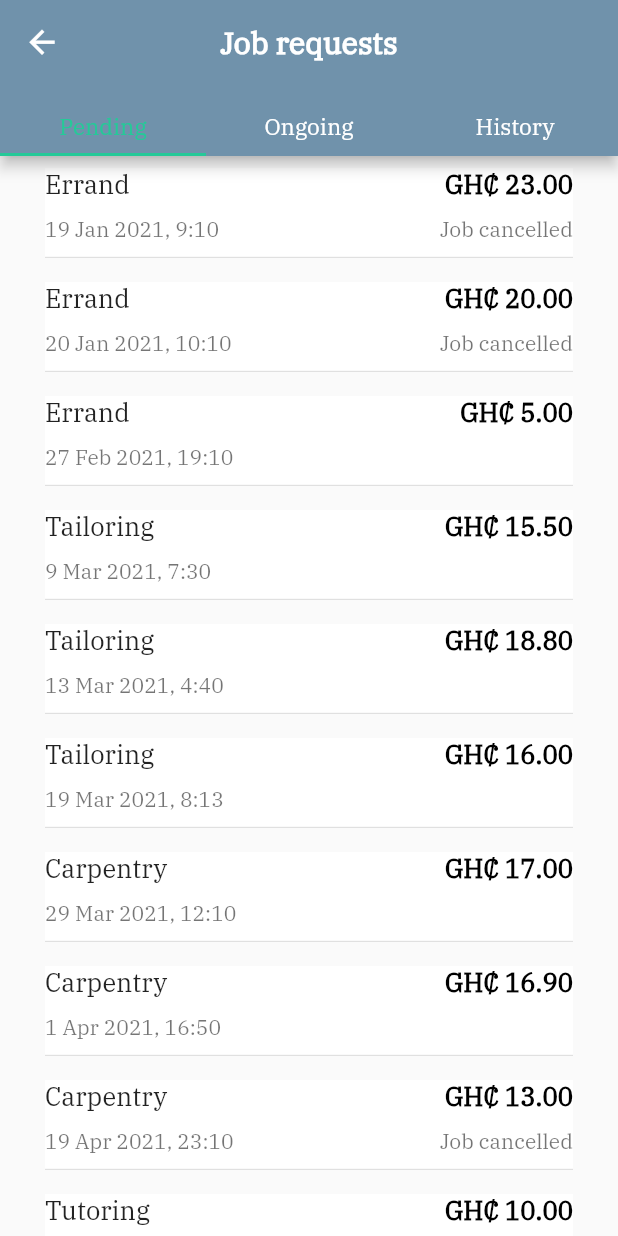
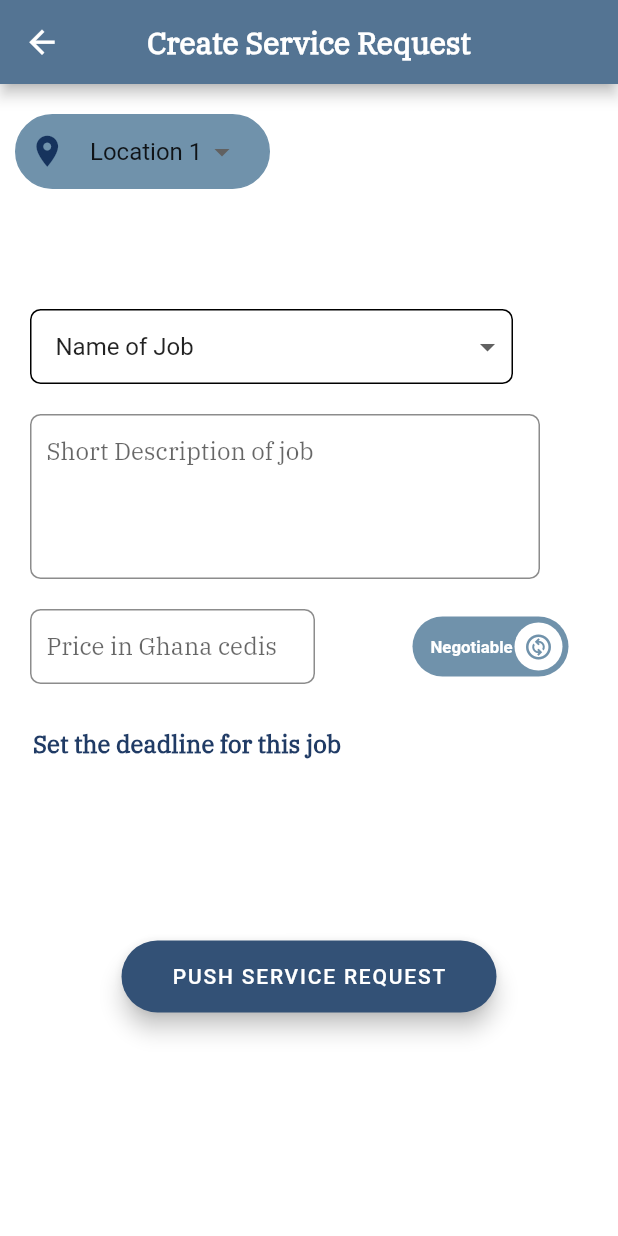
Before and after one commit to Kwakyecodes/Beta_Hustle, a Flutter app: the screen it shows after launch, on a phone screen of 412 x 824 dp. Run offline on Flutter 3.47's test engine with Material 2 defaults, Android fonts, the phone set to English and light mode, and no system bars; drawn by our look-alikes of lite_rolling_switch.

Commit message:
service request page frontend completed

```diff
--- a/lib/Screens/Both/requests.dart
+++ b/lib/Screens/Both/requests.dart
@@ -1,5 +1,3 @@
-import 'dart:math';
-
 import 'package:flutter/material.dart';
 import 'package:beta_hustle/colors.dart';
 import 'package:beta_hustle/constants.dart';
@@ -32,7 +30,7 @@ class _RequestsState extends State<Requests> {
       width: MediaQuery.of(context).size.width - 100,
     child: InkWell(
     onTap: () {
-      ongoingJobsDetails(context,name, date, time, amount);
+      completedJobsDetails(context,name, date, time, amount);
     },
       child: Align(
         alignment: Alignment.centerLeft,
--- a/lib/Screens/User/pushrequests.dart
+++ b/lib/Screens/User/pushrequests.dart
@@ -0,0 +1,272 @@
+import 'package:beta_hustle/colors.dart';
+import 'package:beta_hustle/constants.dart';
+import 'package:beta_hustle/strings.dart';
+import 'package:flutter/material.dart';
+import 'package:lite_rolling_switch/lite_rolling_switch.dart';
+
+class PushRequests extends StatefulWidget {
+  @override
+  _PushRequestsState createState() => _PushRequestsState();
+}
+
+class _PushRequestsState extends State<PushRequests> {
+  int _value30 = 1;
+  int _value31 = 1;
+
+  // CustomPicker({DateTime currentTime, LocaleType locale}): super(locale: locale){
+  //   this.currentTime = currentTime ?? DateTime.now();
+  //   this.setLeftIndex(this.currentTime.hour);
+  //   this.setMiddleIndex(this.currentTime.minute);
+  //   this.setRightIndex(this.currentTime.second);
+  // }
+
+
+  Widget build(BuildContext context) {
+    return Scaffold(
+        appBar: AppBar(
+          leading: IconButton(
+            onPressed: () {},
+            icon: Icon(Icons.arrow_back),
+            iconSize: cancelIconSize,
+            color:Colors.white,
+          ),
+          centerTitle: true,
+          title: const Text(createRequest,
+              textAlign: TextAlign.center,
+              style: TextStyle(
+                fontFamily: textFont,
+                color: Colors.white,
+                fontWeight: FontWeight.bold,
+              )),
+          backgroundColor: blueGrey4,
+        ),
+
+      body: SafeArea(
+        child: Container(
+          child: Column (
+            children: [
+              Align(
+                alignment: Alignment.centerLeft,
+                child: Container(
+                  width: 170,
+                  margin: const EdgeInsets.only(left: 10,top:20),
+                  child: Row(
+                    children: [
+                      SizedBox(width: 8),
+                      Icon(
+                        Icons.location_on,
+                        color: blueGrey1,
+                        size: cancelIconSize,
+                      ),
+                    Container(
+                        width:120,
+                        child: ButtonTheme(
+                          alignedDropdown: true,
+                          child: DropdownButton(
+                            underline: SizedBox(),
+                            isExpanded: true,
+                            value: _value30,
+                            items: [
+                              DropdownMenuItem(
+                                child: Text("Location 1"),
+                                value: 1,
+                              ),
+                              DropdownMenuItem(
+                                child: Text("Location 2"),
+                                value: 2,
+                              ),
+                              DropdownMenuItem(
+                                child: Text("Location 3"),
+                                value: 3,
+                              ),
+                            ],
+                            onChanged: (int? value) {
+                              setState(() {
+                                _value30 = value!;
+                              });
+                            },
+                          ),),
+                      )
+                    ]
+                  ),
+                  decoration: BoxDecoration(
+                    border: Border.all(
+                      color: blueGrey5,
+                    ),
+                    color: blueGrey5,
+                    borderRadius: BorderRadius.circular(30),
+                  ),
+                )
+              ),
+              SizedBox(height: 80),
+              Align(
+                alignment: Alignment.centerLeft,
+                child: Container(
+                  margin: const EdgeInsets.only(left: 20),
+                  child: Container(
+                    width:320,
+                    child: ButtonTheme(
+                      alignedDropdown: true,
+                      child: DropdownButton(
+                        underline: SizedBox(),
+                        isExpanded: true,
+                        value: _value31,
+                        items: [
+                          DropdownMenuItem(
+                            child: Text("Name of Job"),
+                            value: 1,
+                          ),
+                          DropdownMenuItem(
+                            child: Text("Job 1"),
+                            value: 2,
+                          ),
+                          DropdownMenuItem(
+                            child: Text("Job 2"),
+                            value: 3,
+                          ),
+                        ],
+                        onChanged: (int? value) {
+                          setState(() {
+                            _value31 = value!;
+                          });
+                        },
+                      ),),
+                  ),
+                  decoration: BoxDecoration(
+                    border: Border.all(
+                      color: Colors.black,
+                    ),
+                    color: Colors.white,
+                    borderRadius: BorderRadius.circular(7),
+                  ),
+                )),
+              SizedBox(height:20),
+              Align(
+                  alignment: Alignment.centerLeft,
+                  child: Container(
+                    margin: const EdgeInsets.only(left:20),
+                    height:110,
+                    width: 340,
+                    child: Padding(padding: EdgeInsets.only(left:10,right:10),
+                      child: TextField(
+                        keyboardType: TextInputType.multiline,
+                        maxLines: null,
+                        style: TextStyle(
+                          color: Colors.black,
+                          fontFamily: textFont,
+                          fontSize: textFieldSize,
+                        ),
+                        showCursor: true,
+                        cursorColor: Colors.black,
+                        decoration: InputDecoration(
+                          hintText: "Short Description of job",
+                          border: InputBorder.none,
+                        ),
+                      ),
+                    ),
+                    decoration: BoxDecoration(
+                      border: Border.all(
+                        color: Colors.black45,
+                      ),
+                      color: Colors.white,
+                      borderRadius: BorderRadius.circular(7),
+                    ),
+                  )
+              ),
+              SizedBox(height:20),
+              Align(
+                alignment: Alignment.centerLeft,
+                child: Container(
+                  margin: const EdgeInsets.only(left:20,right:20),
+                  child: Row(
+                      mainAxisAlignment: MainAxisAlignment.spaceBetween,
+                    children: [
+                      Container(
+                        width: 190,
+                        child: Padding(padding: EdgeInsets.only(left:10,right:10),
+                          child: TextField(
+                            keyboardType: TextInputType.multiline,
+                            maxLines: null,
+                            style: TextStyle(
+                              color: Colors.black,
+                              fontFamily: textFont,
+                              fontSize: textFieldSize,
+                            ),
+                            showCursor: true,
+                            cursorColor: Colors.black,
+                            decoration: InputDecoration(
+                              hintText: "Price in Ghana cedis",
+                              border: InputBorder.none,
+                            ),
+                          ),
+                        ),
+                        decoration: BoxDecoration(
+                          border: Border.all(
+                            color: Colors.black45,
+                          ),
+                          color: Colors.white,
+                          borderRadius: BorderRadius.circular(7),
+                        ),
+                      ),
+                      Transform.scale( scale: 0.8,
+                          child: LiteRollingSwitch(
+                            value: true,
+                            textOn: "Negotiable",
+                            textOff: "Fixed",
+                            colorOn: blueGrey5,
+                            colorOff: blueGrey3,
+                            iconOn: Icons.change_circle_outlined,
+                            iconOff: Icons.check,
+                            animationDuration: Duration(milliseconds: 600),
+                            onChanged: (bool state) {
+                              print('turned ${(state) ? 'yes' : 'no'}');
+                            },
+                          )),
+                    ]
+                  )
+                )
+              ),
+              SizedBox(height:20),
+              Align(  //backend person should implement a date and time setter for this.
+                alignment: Alignment.centerLeft, //you can create textViews under this to
+                child: Container(  //to display the date and time
+                  margin: const EdgeInsets.only(left:22,top:10), //use an implementer that allows you
+                  child: Text("Set the deadline for this job", //to do both date and time together
+                    style: TextStyle(
+                      fontFamily: textFont,
+                      fontSize: 16,
+                      fontWeight: FontWeight.bold,
+                      color: blueGrey2,
+                    )
+                  )
+                )
+              ),
+              SizedBox(height: 120),
+              Align(
+                alignment: Alignment.center,
+                child: Container(
+                  width:250,
+                    child:FloatingActionButton.extended(
+                        backgroundColor: blueGrey3,
+                        foregroundColor: Colors.white,
+                        onPressed: () {
+                          // Respond to button press
+                        },
+                        label:Text("PUSH SERVICE REQUEST")
+                    )
+                )
+              )
+
+
+
+
+            ]
+          )
+        ),
+
+      )
+
+    );
+  }
+
+}
--- a/lib/main.dart
+++ b/lib/main.dart
@@ -1,7 +1,6 @@
-//import 'package:beta_hustle/Screens/Both/login.dart';
 import 'package:beta_hustle/Screens/Both/login.dart';
+import 'package:beta_hustle/Screens/User/pushrequests.dart';
 import 'package:flutter/material.dart';
-
 import 'Screens/Both/requests.dart';
 
 
@@ -16,7 +15,7 @@ class MyApp extends StatelessWidget {
       title: 'Beta Hustle',
       theme: new ThemeData(scaffoldBackgroundColor: Colors.white),
       debugShowCheckedModeBanner: false,
-      home: Requests(),
+      home: PushRequests(),
 
     );
   }
--- a/lib/strings.dart
+++ b/lib/strings.dart
@@ -33,3 +33,4 @@ const agreement = "I agree to the Beta Hustle ";
 const agreement1 = "user agreement";
 const jobRequestsTitle = "Job requests";
 const longSentence = "This is supposed to be a semi-long sentence describing the job. it might not be necessary for all situations but I think it is important...";
+const createRequest = "Create Service Request";
--- a/pubspec.yaml
+++ b/pubspec.yaml
@@ -25,6 +25,7 @@ dependencies:
     sdk: flutter
   lite_rolling_switch: ^0.1.1
   modal_bottom_sheet: ^2.0.0
+  flutter_datetime_picker:
 
 
   # The following adds the Cupertino Icons font to your application.
```
Also changed, not shown: pubspec.lock.
